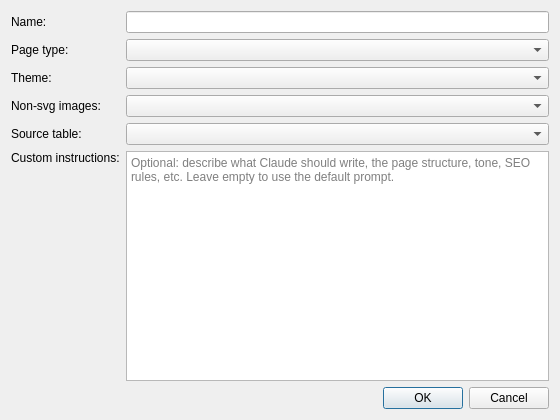
Above: WebsiteEmpire/gui/dialogs/DialogAddGeneration.ui from icingerpower/WebsiteEmpire2 before the change. Below: the same form after it.
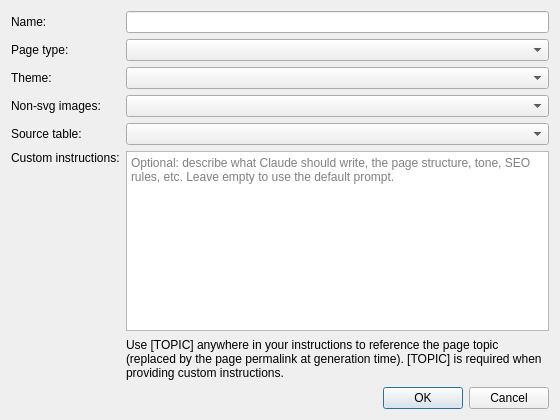
That is the form after the change.

Commit message: Progressed on website generation and translation.

What changed in the file:
```diff
--- a/WebsiteEmpire/gui/dialogs/DialogAddGeneration.ui
+++ b/WebsiteEmpire/gui/dialogs/DialogAddGeneration.ui
@@ -86,6 +86,16 @@
        </property>
       </widget>
      </item>
+     <item row="6" column="1">
+      <widget class="QLabel" name="labelTopicHint">
+       <property name="text">
+        <string>Use [TOPIC] anywhere in your instructions to reference the page topic (replaced by the page permalink at generation time). [TOPIC] is required when providing custom instructions.</string>
+       </property>
+       <property name="wordWrap">
+        <bool>true</bool>
+       </property>
+      </widget>
+     </item>
     </layout>
    </item>
    <item>
```
The commit also changes 43 other files.
